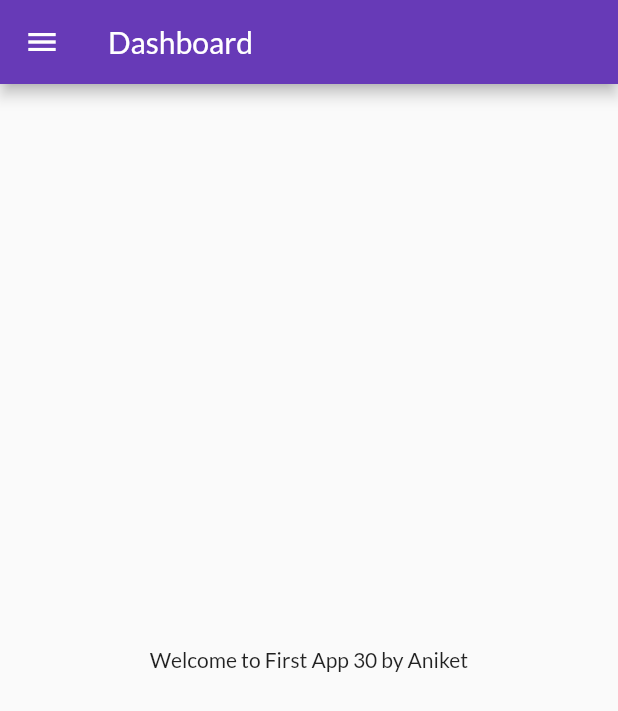
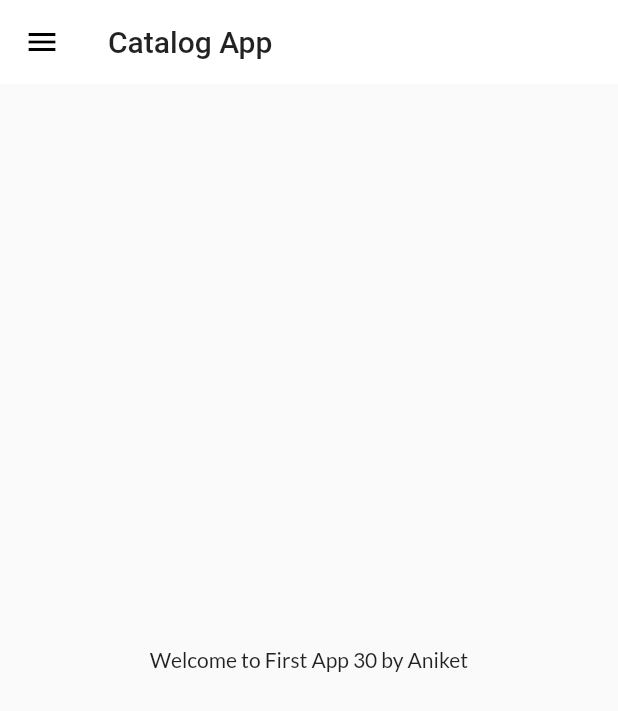
Before and after one commit to angrymiester/Flutter-Login-, a Flutter app: the screen it shows after launch, on a phone screen of 412 x 824 dp. Shown: the top 711 px of the screen. Run offline on Flutter 3.47's test engine with Material 2 defaults, Android fonts, the phone set to English and light mode, and no system bars; our stand-ins replace google_fonts.

Commit message:
Themes extracted

```diff
--- a/lib/main.dart
+++ b/lib/main.dart
@@ -2,7 +2,10 @@ import "package:flutter/material.dart";
 import 'package:flutter_application_1/pages/home_page.dart';
 import 'package:flutter_application_1/pages/login_page.dart';
 import 'package:flutter_application_1/utils/routes.dart';
+import 'package:flutter_application_1/widgets/themes.dart';
 import 'package:google_fonts/google_fonts.dart';
+import 'pages/home_page.dart';
+import 'widgets/themes.dart';
 
 void main() {
   runApp(MyApp());
@@ -15,13 +18,8 @@ class MyApp extends StatelessWidget {
   Widget build(BuildContext context) {
     return MaterialApp(
       themeMode: ThemeMode.light,
-      theme: ThemeData(
-        primarySwatch: Colors.deepPurple,
-        fontFamily: GoogleFonts.lato().fontFamily,
-      ),
-      darkTheme: ThemeData(
-        brightness: Brightness.dark,
-      ),
+      theme: MyTheme.lightTheme(context),
+      darkTheme: MyTheme.darkTheme(context),
       initialRoute: Myroutes.homeroute,
       routes: {
         "/": (context) => LoginPage(),
--- a/lib/pages/home_page.dart
+++ b/lib/pages/home_page.dart
@@ -9,9 +9,10 @@ class HomePage extends StatelessWidget {
   Widget build(BuildContext context) {
     return Scaffold(
       appBar: AppBar(
-        backgroundColor: Colors.deepPurple,
+        elevation: 0.0,
+        backgroundColor: Colors.white,
         title: Text(
-          "Dashboard",
+          "Catalog App",
         ),
       ),
       body: Center(
--- /dev/null
+++ b/lib/widgets/themes.dart
@@ -0,0 +1,19 @@
+import 'package:flutter/material.dart';
+import 'package:google_fonts/google_fonts.dart';
+
+class MyTheme {
+  static ThemeData lightTheme(BuildContext context) => ThemeData(
+        primarySwatch: Colors.deepPurple,
+        fontFamily: GoogleFonts.lato().fontFamily,
+        appBarTheme: AppBarTheme(
+          color: Colors.white,
+          elevation: 0.0,
+          iconTheme: IconThemeData(color: Colors.black),
+          toolbarTextStyle: Theme.of(context).textTheme.bodyText2,
+          titleTextStyle: Theme.of(context).textTheme.headline6,
+        ),
+      );
+  static ThemeData darkTheme(BuildContext context) => ThemeData(
+        brightness: Brightness.dark,
+      );
+}
```
